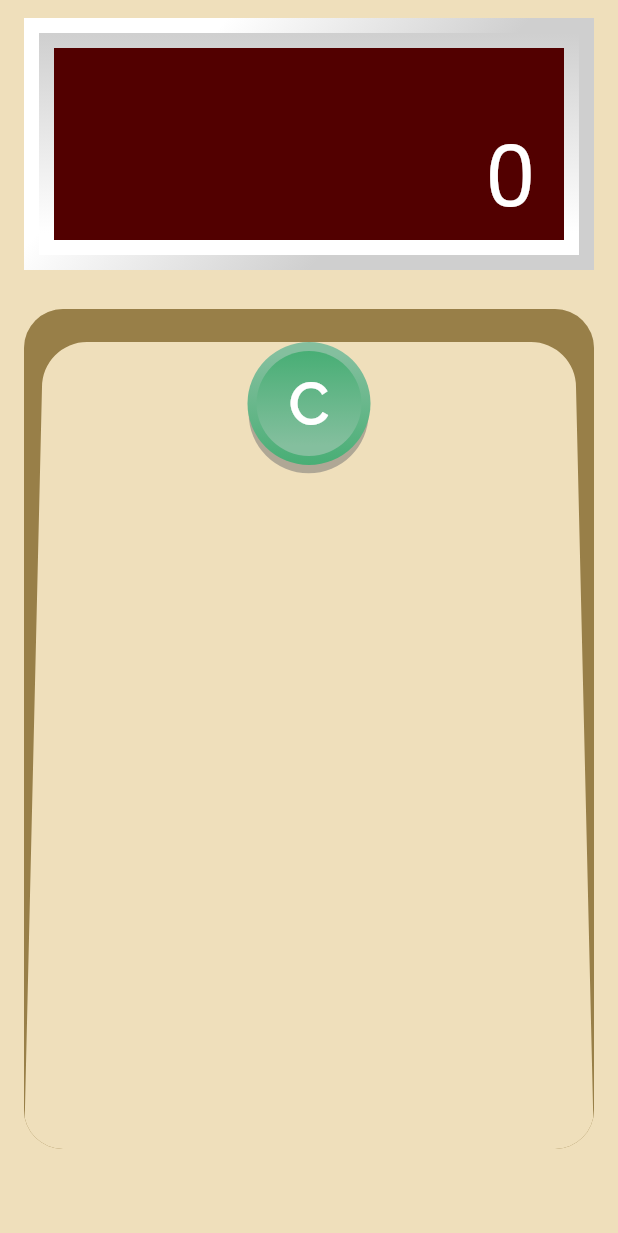
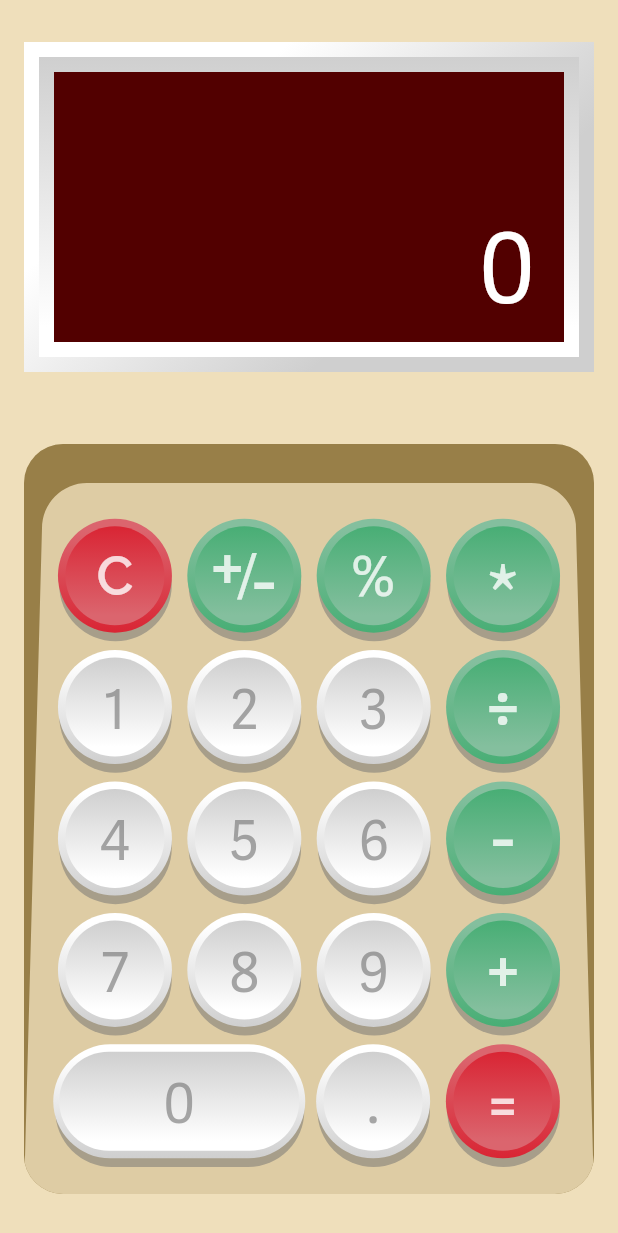
Before and after one commit to danylo-macelai/retro_calculator, a Flutter app: the screen it shows after launch, on a phone screen of 412 x 824 dp. Shown: the top 1233 px of the screen. Run offline on Flutter 3.47's test engine with Material 2 defaults, Android fonts, the phone set to English and light mode, and no system bars; drawn by our look-alikes of auto_size_text.

Commit message:
Added buttons... keyboard

```diff
--- a/lib/screens/calculator/calculator_screen.dart
+++ b/lib/screens/calculator/calculator_screen.dart
@@ -15,7 +15,7 @@ class _CalculatorScreenState extends State<CalculatorScreen> {
     return Scaffold(
       body: SafeArea(
         child: Container(
-          padding: EdgeInsets.all(12.0),
+          padding: EdgeInsets.symmetric(vertical: 28.0, horizontal: 16.0),
           width: double.maxFinite,
           decoration: BoxDecoration(
             gradient: mGradient(
@@ -28,9 +28,10 @@ class _CalculatorScreenState extends State<CalculatorScreen> {
             ),
           ),
           child: Column(
+            mainAxisAlignment: MainAxisAlignment.spaceBetween,
+            crossAxisAlignment: CrossAxisAlignment.stretch,
             children: [
               Display('0'),
-              SizedBox(height: 26.0),
               Keyboard(),
             ],
           ),
--- a/lib/screens/calculator/widget/button.dart
+++ b/lib/screens/calculator/widget/button.dart
@@ -6,60 +6,73 @@ class Button extends StatelessWidget {
   final String value;
   final Color fontColor;
   final String fontFamily;
+  final bool larger;
   final List<Color> colors;
+  final double top;
+  final double fontSize;
 
   Button.gray({
     @required this.value,
-    this.fontColor = const Color(0XFF707070),
+    this.fontColor = const Color(0X99707070),
     this.fontFamily = 'AdelleSans',
+    this.larger = false,
     this.colors = const [
       Color(0XFFFFFFFF),
       Color(0XFFCFCFCF),
     ],
+    this.top = 10.0,
+    this.fontSize: 36.0,
   });
 
   Button.green({
     @required this.value,
-    this.fontColor = const Color(0XFFFFFFFF),
+    this.fontColor = const Color(0XCCFFFFFF),
     this.fontFamily = 'AdelleSans',
+    this.larger = false,
+    this.colors = const [
+      Color(0XFF84BF9E),
+      Color(0XFF48AE75),
+    ],
+    this.top = 8.0,
+    this.fontSize: 48.0,
+  });
+
+  Button.red({
+    @required this.value,
+    this.fontColor = const Color(0XCCFFFFFF),
+    this.fontFamily = 'Raleway',
+    this.larger = false,
     this.colors = const [
       Color(0XFFDB656E),
       Color(0XFFD92534),
     ],
-  });
-
-  Button.red({
-    @required this.value,
-    this.fontColor = const Color(0XFFFFFFFF),
-    this.fontFamily = 'Raleway',
-    this.colors = const [
-      Color(0XFF84BF9E),
-      Color(0XFF48AE75),
-    ],
+    this.top = 0.0,
+    this.fontSize: 36.0,
   });
 
   @override
   Widget build(BuildContext context) {
-    double size = 70.0;
-    return InkWell(
+    return Expanded(
+      flex: larger ? 2 : 1,
+      child: InkWell(
         onTap: () {},
         child: Stack(
+          alignment: AlignmentDirectional.center,
           children: [
             Container(
-            margin: EdgeInsets.only(top: 7.5, left: 0.75),
-            width: size + 10.0,
-            height: size + 10.0,
-            decoration: const ShapeDecoration(
+              margin: EdgeInsets.only(top: 12.5, left: 0.75),
+              width: _width(75.0),
+              height: 75.0,
+              decoration: ShapeDecoration(
                 color: Color(0X80707070),
-              shape: CircleBorder(),
+                shape: _shape,
               ),
             ),
             Container(
-            margin: EdgeInsets.only(bottom: 6.0),
-            width: size + 12.0,
-            height: size + 12.0,
+              width: _width(76.0),
+              height: 76.0,
               decoration: ShapeDecoration(
-              shape: CircleBorder(),
+                shape: _shape,
                 gradient: mGradient(
                   Alignment.topCenter,
                   Alignment.bottomCenter,
@@ -69,11 +82,11 @@ class Button extends StatelessWidget {
               ),
             ),
             Container(
-            margin: EdgeInsets.all(6.0),
-            width: size,
-            height: size,
+              width: _width(66, expanded: 28.0),
+              height: 66,
+              alignment: Alignment.center,
               decoration: ShapeDecoration(
-              shape: CircleBorder(),
+                shape: _shape,
                 gradient: mGradient(
                   Alignment.bottomCenter,
                   Alignment.topCenter,
@@ -81,20 +94,58 @@ class Button extends StatelessWidget {
                   colors: colors,
                 ),
               ),
-            child: Center(
-              child: Text(
-                value,
-                style: TextStyle(
-                  color: fontColor,
-                  fontSize: 40.0,
-                  fontWeight: FontWeight.w600,
-                  fontFamily: fontFamily,
-                ),
-              ),
+              child: Padding(
+                padding: EdgeInsets.only(top: top),
+                child: _text,
               ),
             ),
           ],
         ),
+      ),
     );
   }
+
+  Widget get _text {
+    TextStyle style = TextStyle(
+      color: fontColor,
+      fontSize: fontSize,
+      fontWeight: FontWeight.w400,
+      fontFamily: fontFamily,
+    );
+
+    return value == 'plus-minus'
+        ? /* ± */ Stack(
+            fit: StackFit.expand,
+            children: [
+              Positioned(
+                left: 8.0,
+                bottom: 4.0,
+                child: Text('+', style: style),
+              ),
+              Positioned(
+                top: 6.0,
+                left: 28.0,
+                child: Text('/', style: style.copyWith(fontSize: 36.0)),
+              ),
+              Positioned(
+                right: 12.0,
+                top: 4.0,
+                child: Text('-', style: style),
+              ),
+            ],
+          )
+        : Text(value, style: style);
   }
+
+  double _width(double width, {double expanded = 16.0}) {
+    return larger ? (width * 2) + expanded : width;
+  }
+
+  ShapeBorder get _shape {
+    return larger
+        ? RoundedRectangleBorder(
+            borderRadius: BorderRadius.circular(40.0),
+          )
+        : CircleBorder();
+  }
+}
--- /dev/null
+++ b/lib/screens/calculator/widget/buttons.dart
@@ -0,0 +1,25 @@
+import 'package:flutter/material.dart';
+
+import 'button.dart';
+
+class Buttons extends StatelessWidget {
+  final List<Button> items;
+
+  Buttons(
+    this.items,
+  );
+
+  @override
+  Widget build(BuildContext context) {
+    return Expanded(
+      flex: 1,
+      child: Row(
+        crossAxisAlignment: CrossAxisAlignment.stretch,
+        children: items.fold(<Widget>[], (list, b) {
+          list.isEmpty ? list.add(b) : list.addAll([SizedBox(width: 1), b]);
+          return list;
+        }),
+      ),
+    );
+  }
+}
--- a/lib/screens/calculator/widget/display.dart
+++ b/lib/screens/calculator/widget/display.dart
@@ -10,8 +10,8 @@ class Display extends StatelessWidget {
   @override
   Widget build(BuildContext context) {
     return Container(
-      width: 380.0,
-      height: 168.0,
+      width: 400.0,
+      height: 220.0,
       decoration: BoxDecoration(
         gradient: mGradient(
           Alignment.topLeft,
@@ -40,13 +40,13 @@ class Display extends StatelessWidget {
                 child: AutoSizeText(
                   value,
                   minFontSize: 20,
-                  maxFontSize: 56,
+                  maxFontSize: 64,
                   maxLines: 1,
                   textAlign: TextAlign.end,
                   style: TextStyle(
                     fontWeight: FontWeight.w400,
                     decoration: TextDecoration.none,
-                    fontSize: 56,
+                    fontSize: 64,
                     color: Color(0XFFFFFFFF),
                   ),
                 ),
--- a/lib/screens/calculator/widget/keyboard.dart
+++ b/lib/screens/calculator/widget/keyboard.dart
@@ -1,20 +1,21 @@
 import 'package:flutter/material.dart';
 import "dart:math" show pi;
 
+import 'buttons.dart';
 import 'button.dart';
 
 class Keyboard extends StatelessWidget {
   @override
   Widget build(BuildContext context) {
     return Container(
-      width: 380.0,
-      height: 560.0,
+      width: 400.0,
+      height: 500.0,
       decoration: BoxDecoration(
         color: Color(0XCC886E34),
         borderRadius: BorderRadius.all(Radius.circular(26.0)),
       ),
       child: Container(
-        padding: EdgeInsets.only(top: 22.0),
+        padding: EdgeInsets.only(top: 26.0),
         decoration: BoxDecoration(
           color: Color(0X40886E34),
           borderRadius: BorderRadius.all(Radius.circular(26.0)),
@@ -27,13 +28,40 @@ class Keyboard extends StatelessWidget {
                 bottomLeft: Radius.circular(26.0),
                 bottomRight: Radius.circular(26.0),
               ),
-              color: Color(0XFFEFDFBB),
+              color: Color(0XCCEFDFBB),
             ),
-            child: Row(
-              crossAxisAlignment: CrossAxisAlignment.stretch,
-              mainAxisAlignment: MainAxisAlignment.spaceAround,
+            padding: EdgeInsets.all(18.0),
+            child: Column(
               children: [
-                Button.red(value: 'C'),
+                Buttons([
+                  Button.red(value: 'C'),
+                  Button.green(value: 'plus-minus'),
+                  Button.green(value: '%', fontSize: 36.0),
+                  Button.green(value: '*', top: 20.0),
+                ]),
+                Buttons([
+                  Button.gray(value: '1'),
+                  Button.gray(value: '2'),
+                  Button.gray(value: '3'),
+                  Button.green(value: '÷'),
+                ]),
+                Buttons([
+                  Button.gray(value: '4'),
+                  Button.gray(value: '5'),
+                  Button.gray(value: '6'),
+                  Button.green(value: '-'),
+                ]),
+                Buttons([
+                  Button.gray(value: '7'),
+                  Button.gray(value: '8'),
+                  Button.gray(value: '9'),
+                  Button.green(value: '+'),
+                ]),
+                Buttons([
+                  Button.gray(value: '0', larger: true),
+                  Button.gray(value: '.'),
+                  Button.red(value: '=', fontSize: 48.0),
+                ]),
               ],
             ),
           ),
```
Lines whose indentation alone changed are shown as unchanged.
